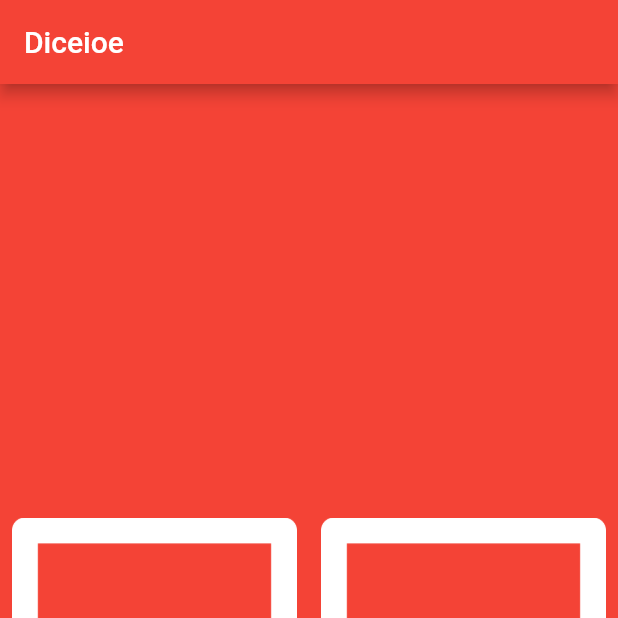
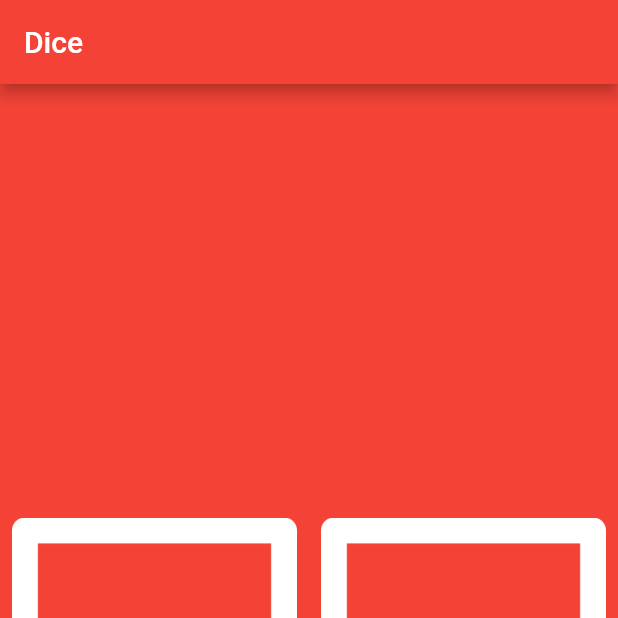
Before and after one commit to tambongslade/DiceApp, a Flutter app: the screen it shows after launch, on a phone screen of 412 x 824 dp, the top half of it. Run offline on Flutter 3.47's test engine with Material 2 defaults, Android fonts, the phone set to English and light mode, and no system bars.

Commit message:
Update main.dart

```diff
--- a/lib/main.dart
+++ b/lib/main.dart
@@ -8,7 +8,7 @@ void main() {
       home: Scaffold(
         backgroundColor: Colors.red,
         appBar: AppBar(
-          title: Text('Diceioe'),
+          title: Text('Dice'),
           backgroundColor: Colors.red,
         ),
         body: DiceApp(),
```
